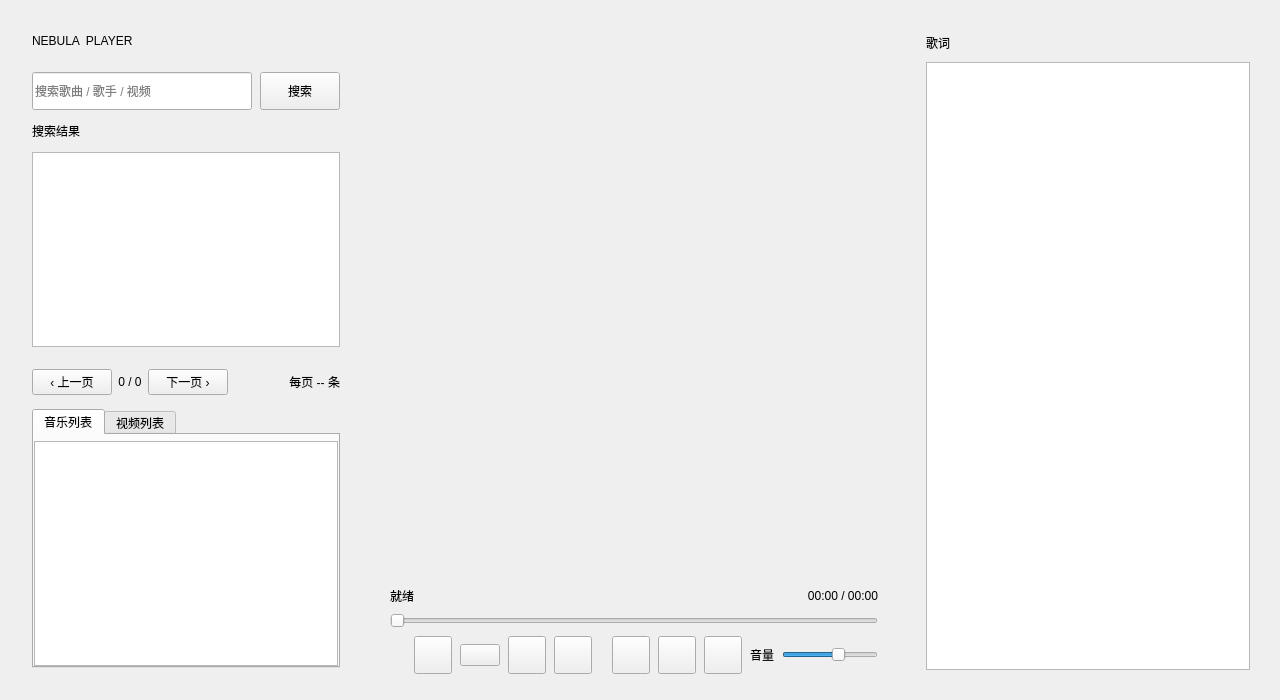
Old version of the form src/ui/MainWindow.ui in the repository gong1-1989/MusicVideoPlayer.
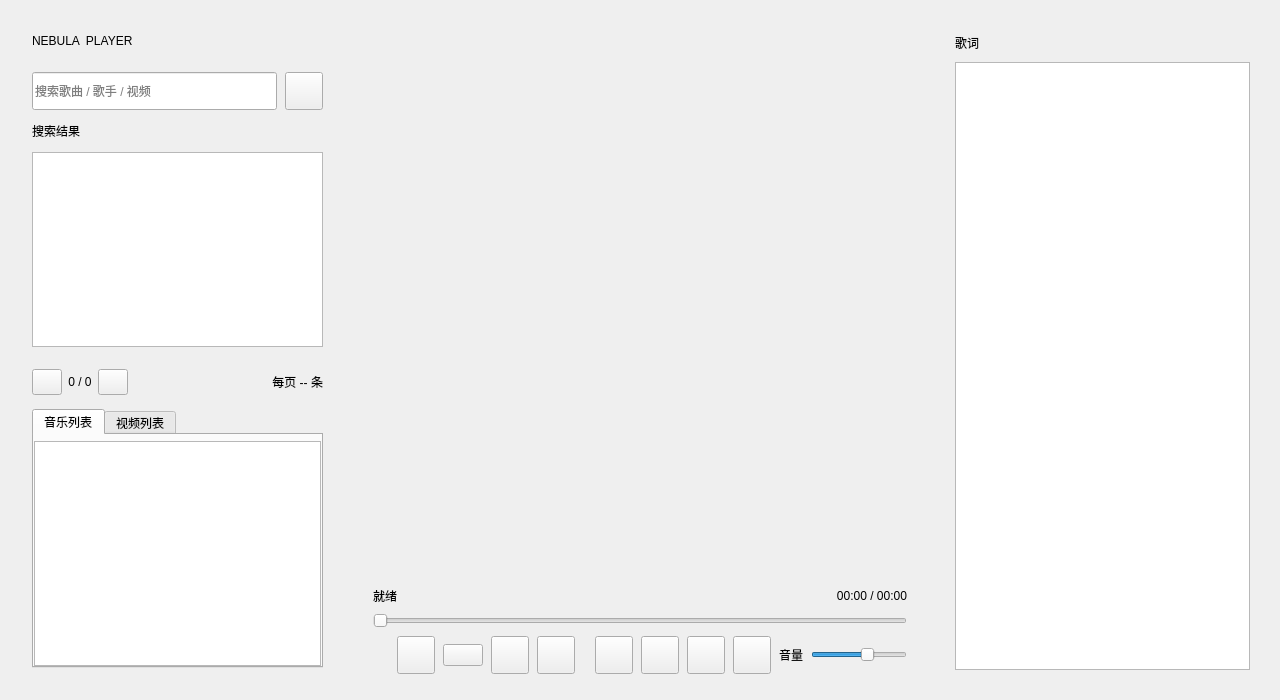
New version of the form. Custom widgets are drawn as their Qt base class.

The edit to the form file:
```diff
--- a/src/ui/MainWindow.ui
+++ b/src/ui/MainWindow.ui
@@ -108,13 +108,22 @@
           <widget class="QPushButton" name="btn_search">
            <property name="minimumSize">
             <size>
-             <width>74</width>
+             <width>38</width>
              <height>38</height>
             </size>
            </property>
-           <property name="text">
+           <property name="maximumSize">
+            <size>
+             <width>38</width>
+             <height>38</height>
+            </size>
+           </property>
+           <property name="toolTip">
             <string>搜索</string>
            </property>
+           <property name="text">
+            <string></string>
+           </property>
           </widget>
          </item>
         </layout>
@@ -177,8 +186,20 @@
           </property>
           <item>
            <widget class="QPushButton" name="btn_searchPrev">
+            <property name="minimumSize">
+             <size>
+              <width>30</width>
+              <height>26</height>
+             </size>
+            </property>
+            <property name="maximumSize">
+             <size>
+              <width>30</width>
+              <height>26</height>
+             </size>
+            </property>
             <property name="text">
-             <string>‹ 上一页</string>
+             <string></string>
             </property>
             <property name="toolTip">
              <string>翻到上一页搜索结果</string>
@@ -197,8 +218,20 @@
           </item>
           <item>
            <widget class="QPushButton" name="btn_searchNext">
+            <property name="minimumSize">
+             <size>
+              <width>30</width>
+              <height>26</height>
+             </size>
+            </property>
+            <property name="maximumSize">
+             <size>
+              <width>30</width>
+              <height>26</height>
+             </size>
+            </property>
             <property name="text">
-             <string>下一页 ›</string>
+             <string></string>
             </property>
             <property name="toolTip">
              <string>翻到下一页搜索结果</string>
@@ -625,6 +658,28 @@
                </property>
               </spacer>
              </item>
+             <item>
+              <widget class="QPushButton" name="btn_downloads">
+               <property name="minimumSize">
+                <size>
+                 <width>38</width>
+                 <height>38</height>
+                </size>
+               </property>
+               <property name="maximumSize">
+                <size>
+                 <width>38</width>
+                 <height>38</height>
+                </size>
+               </property>
+               <property name="toolTip">
+                <string>下载任务</string>
+               </property>
+               <property name="text">
+                <string></string>
+               </property>
+              </widget>
+             </item>
              <item>
               <widget class="QPushButton" name="btn_mode">
                <property name="minimumSize">
```
Left out of the diff: 4 changed lines with no effect on the pictures.
